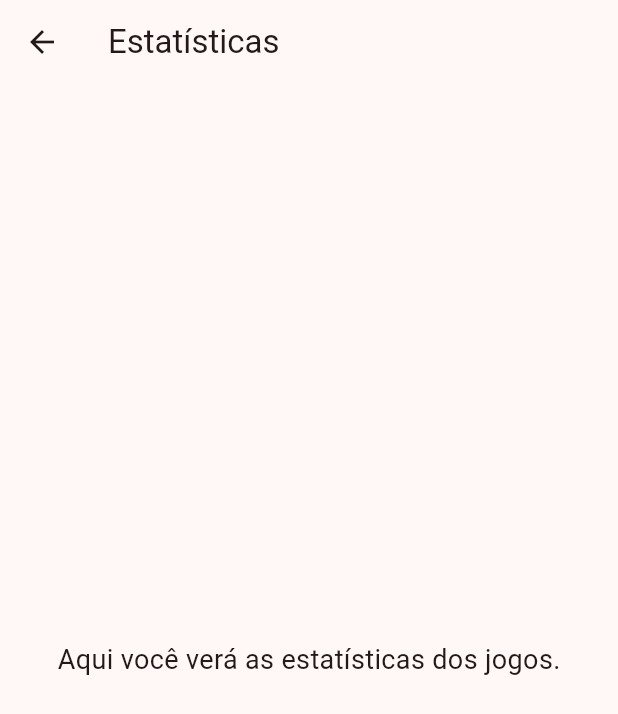
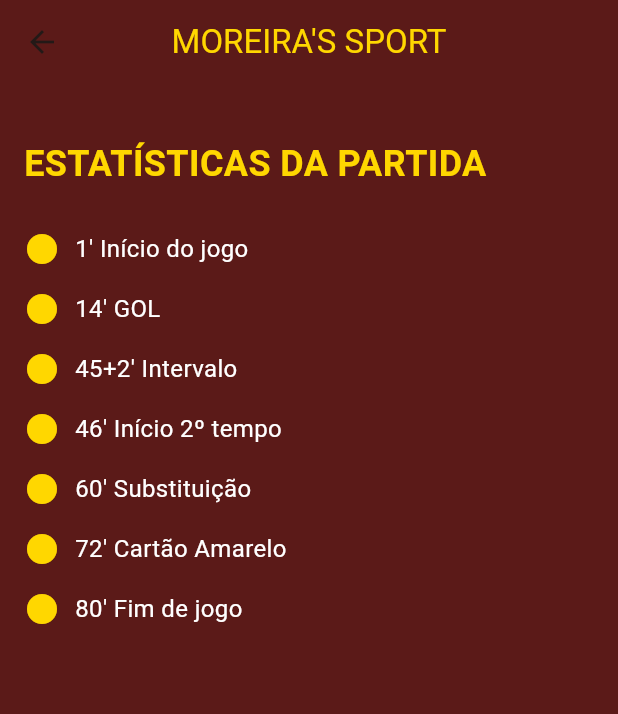
Before and after one commit to euolelis/app-time-futebol, a Flutter app: the screen it shows after launch, after a tap on "Estatísticas", on a phone screen of 412 x 824 dp. Shown: the top 714 px of the screen. Run offline on Flutter 3.47's test engine with Material 3 defaults, Android fonts, the light colour scheme and no system bars; our stand-ins replace firebase_core; accounts and stored records are empty.

```diff
--- a/lib/bottom_nav_controller.dart
+++ b/lib/bottom_nav_controller.dart
@@ -4,6 +4,8 @@ import 'elenco_screen.dart';
 import 'noticias_screen.dart';
 
 class BottomNavController extends StatefulWidget {
+  const BottomNavController({super.key});
+
   @override
   _BottomNavControllerState createState() => _BottomNavControllerState();
 }
@@ -11,9 +13,9 @@ class BottomNavController extends StatefulWidget {
 class _BottomNavControllerState extends State<BottomNavController> {
   int _currentIndex = 0;
   final List<Widget> _screens = [
-    HomeScreen(),
-    ElencoScreen(),
-    NoticiasScreen(),
+     HomeScreen(),
+     ElencoScreen(),
+     NoticiasScreen(),
   ];
 
   @override
@@ -27,10 +29,10 @@ class _BottomNavControllerState extends State<BottomNavController> {
             _currentIndex = index;
           });
         },
-        items: [
+        items: const [
           BottomNavigationBarItem(
             icon: Icon(Icons.home),
-            label: 'Home',
+            label: 'Início',
           ),
           BottomNavigationBarItem(
             icon: Icon(Icons.people),
@@ -41,6 +43,9 @@ class _BottomNavControllerState extends State<BottomNavController> {
             label: 'Notícias',
           ),
         ],
+        backgroundColor: Color(0xFF5B1A18),
+        selectedItemColor: Color(0xFFFFD700),
+        unselectedItemColor: Colors.white,
       ),
     );
   }
--- a/lib/estatisticas_screen.dart
+++ b/lib/estatisticas_screen.dart
@@ -1,18 +1,69 @@
 import 'package:flutter/material.dart';
 
 class EstatisticasScreen extends StatelessWidget {
+  const EstatisticasScreen({super.key});
+
   @override
   Widget build(BuildContext context) {
     return Scaffold(
+      backgroundColor: const Color(0xFF5B1A18),
       appBar: AppBar(
-        title: Text('Estatísticas'),
+        backgroundColor: const Color(0xFF5B1A18),
+        title: const Text(
+          'MOREIRA\'S SPORT',
+          style: TextStyle(color: Color(0xFFFFD700)),
+        ),
+        centerTitle: true,
       ),
-      body: Center(
-        child: Text(
-          'Aqui você verá as estatísticas dos jogos.',
-          style: TextStyle(fontSize: 18),
+      body: Padding(
+        padding: const EdgeInsets.all(16.0),
+        child: Column(
+          crossAxisAlignment: CrossAxisAlignment.start,
+          children: const [
+            SizedBox(height: 20),
+            Text(
+              'ESTATÍSTICAS DA PARTIDA',
+              style: TextStyle(
+                fontSize: 24,
+                fontWeight: FontWeight.bold,
+                color: Color(0xFFFFD700),
+              ),
+            ),
+            SizedBox(height: 20),
+            TimelineEvent("1'", "Início do jogo"),
+            TimelineEvent("14'", "GOL"),
+            TimelineEvent("45+2'", "Intervalo"),
+            TimelineEvent("46'", "Início 2º tempo"),
+            TimelineEvent("60'", "Substituição"),
+            TimelineEvent("72'", "Cartão Amarelo"),
+            TimelineEvent("80'", "Fim de jogo"),
+          ],
         ),
       ),
     );
   }
 }
+
+class TimelineEvent extends StatelessWidget {
+  final String time;
+  final String event;
+
+  const TimelineEvent(this.time, this.event, {super.key});
+
+  @override
+  Widget build(BuildContext context) {
+    return Padding(
+      padding: const EdgeInsets.symmetric(vertical: 8.0),
+      child: Row(
+        children: [
+          const Icon(Icons.circle, color: Color(0xFFFFD700)),
+          const SizedBox(width: 10),
+          Text(
+            '$time $event',
+            style: const TextStyle(color: Colors.white, fontSize: 16),
+          ),
+        ],
+      ),
+    );
+  }
+}
--- a/lib/home_screen.dart
+++ b/lib/home_screen.dart
@@ -11,7 +11,7 @@ class HomeScreen extends StatelessWidget {
   @override
   Widget build(BuildContext context) {
     return Scaffold(
-      backgroundColor: const Color(0xFF7A1A00),
+      backgroundColor: const Color(0xFF5B1A18),
       body: SafeArea(
         child: Column(
           children: [
@@ -21,7 +21,7 @@ class HomeScreen extends StatelessWidget {
               style: TextStyle(
                 fontSize: 32,
                 fontWeight: FontWeight.bold,
-                color: Color(0xFFFFC800),
+                color: Color(0xFFFFD700),
               ),
             ),
             const SizedBox(height: 20),
@@ -36,7 +36,7 @@ class HomeScreen extends StatelessWidget {
                     context,
                     'Elenco',
                     Icons.people,
-                    ElencoScreen(),
+                     ElencoScreen(),
                   ),
                   _buildFeatureButton(
                     context,
@@ -48,7 +48,7 @@ class HomeScreen extends StatelessWidget {
                     context,
                     'Galeria',
                     Icons.photo_library,
-                     GaleriaScreen(),
+                    const GaleriaScreen(),
                   ),
                   _buildFeatureButton(
                     context,
@@ -86,18 +86,18 @@ class HomeScreen extends StatelessWidget {
       },
       child: Container(
         decoration: BoxDecoration(
-          color: const Color(0xFF5A1300),
+          color: const Color(0xFF7A1A00),
           borderRadius: BorderRadius.circular(10),
         ),
         child: Column(
           mainAxisAlignment: MainAxisAlignment.center,
           children: [
-            Icon(icon, color: const Color(0xFFFFC800), size: 32),
+            Icon(icon, color: const Color(0xFFFFD700), size: 32),
             const SizedBox(height: 8),
             Text(
               label,
               style: const TextStyle(
-                color: Color(0xFFFFC800),
+                color: Color(0xFFFFD700),
                 fontSize: 16,
                 fontWeight: FontWeight.bold,
               ),
--- a/lib/main.dart
+++ b/lib/main.dart
@@ -1,5 +1,7 @@
 import 'package:flutter/material.dart';
-import 'bottom_nav_controller.dart';
+import 'splash_screen.dart';
+import 'home_screen.dart';
+import 'bottom_nav_controller.dart'; // se quiser menu inferior
 
 void main() {
   runApp(const MyApp());
@@ -12,14 +14,18 @@ class MyApp extends StatelessWidget {
   Widget build(BuildContext context) {
     return MaterialApp(
       debugShowCheckedModeBanner: false,
+      initialRoute: '/',
+      routes: {
+        '/': (context) =>  SplashScreen(),
+        '/home': (context) =>  BottomNavController(),
+      },
       theme: ThemeData(
         colorScheme: ColorScheme.fromSeed(
-          seedColor:  Color(0xFF7A1A00),
-          primary:  Color(0xFF7A1A00),
-          secondary:  Color(0xFFFFFC800),
+          seedColor: const Color(0xFF7A1A00),
+          primary: const Color(0xFF7A1A00),
+          secondary: const Color(0xFFFFC800),
         ),
       ),
-      home:  BottomNavController(),
     );
   }
 }
--- /dev/null
+++ b/lib/splash_screen.dart
@@ -0,0 +1,33 @@
+import 'package:flutter/material.dart';
+
+class SplashScreen extends StatelessWidget {
+  const SplashScreen({super.key});
+
+  @override
+  Widget build(BuildContext context) {
+    Future.delayed(const Duration(seconds: 2), () {
+      Navigator.pushReplacementNamed(context, '/home');
+    });
+
+    return Scaffold(
+      backgroundColor: const Color(0xFF7A1A00),
+      body: Center(
+        child: Column(
+          mainAxisAlignment: MainAxisAlignment.center,
+          children: [
+            Image.asset('assets/images/logo.png', height: 120),
+            const SizedBox(height: 24),
+            const Text(
+              "MOREIRA'S SPORT",
+              style: TextStyle(
+                fontSize: 32,
+                fontWeight: FontWeight.bold,
+                color: Color(0xFFFFC800),
+              ),
+            ),
+          ],
+        ),
+      ),
+    );
+  }
+}
```
Also changed, not shown: lib/patrocinadores_screen.dart (+29 -23 lines).
